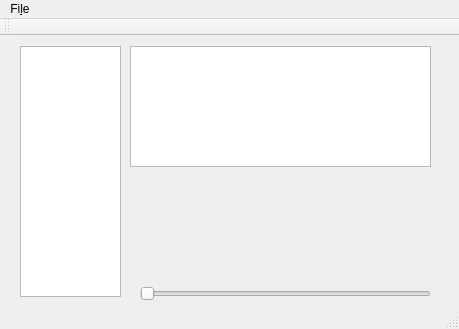
The window that clifview.ui (hendrikschilling/clifview) describes before a commit, drawn with Qt 5.
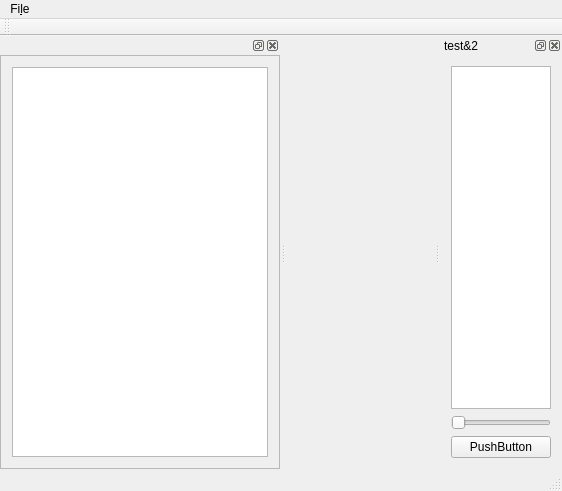
The same window after the commit. Custom widgets are drawn as their Qt base class.

```diff
--- a/clifview.ui
+++ b/clifview.ui
@@ -6,76 +6,20 @@
    <rect>
     <x>0</x>
     <y>0</y>
-    <width>459</width>
-    <height>329</height>
+    <width>562</width>
+    <height>491</height>
    </rect>
   </property>
   <property name="windowTitle">
    <string>ClifView</string>
   </property>
-  <widget class="QWidget" name="centralWidget">
-   <widget class="QGraphicsView" name="mainView">
-    <property name="geometry">
-     <rect>
-      <x>130</x>
-      <y>10</y>
-      <width>301</width>
-      <height>121</height>
-     </rect>
-    </property>
-   </widget>
-   <widget class="QListWidget" name="datasetList">
-    <property name="geometry">
-     <rect>
-      <x>20</x>
-      <y>10</y>
-      <width>101</width>
-      <height>251</height>
-     </rect>
-    </property>
-   </widget>
-   <widget class="QSlider" name="datasetSlider">
-    <property name="geometry">
-     <rect>
-      <x>140</x>
-      <y>250</y>
-      <width>291</width>
-      <height>16</height>
-     </rect>
-    </property>
-    <property name="orientation">
-     <enum>Qt::Horizontal</enum>
-    </property>
-   </widget>
-   <widget class="QLabel" name="viewer">
-    <property name="geometry">
-     <rect>
-      <x>140</x>
-      <y>140</y>
-      <width>261</width>
-      <height>101</height>
-     </rect>
-    </property>
-    <property name="frameShape">
-     <enum>QFrame::NoFrame</enum>
-    </property>
-    <property name="frameShadow">
-     <enum>QFrame::Plain</enum>
-    </property>
-    <property name="text">
-     <string/>
-    </property>
-    <property name="scaledContents">
-     <bool>true</bool>
-    </property>
-   </widget>
-  </widget>
+  <widget class="QWidget" name="centralWidget"/>
   <widget class="QMenuBar" name="Menu">
    <property name="geometry">
     <rect>
      <x>0</x>
      <y>0</y>
-     <width>459</width>
+     <width>562</width>
      <height>19</height>
     </rect>
    </property>
@@ -97,6 +41,100 @@
    </attribute>
   </widget>
   <widget class="QStatusBar" name="statusBar"/>
+  <widget class="QDockWidget" name="dockWidget">
+   <property name="sizePolicy">
+    <sizepolicy hsizetype="Expanding" vsizetype="Expanding">
+     <horstretch>0</horstretch>
+     <verstretch>0</verstretch>
+    </sizepolicy>
+   </property>
+   <property name="windowTitle">
+    <string>test&amp;2</string>
+   </property>
+   <attribute name="dockWidgetArea">
+    <number>2</number>
+   </attribute>
+   <widget class="QWidget" name="dockWidgetContents_2">
+    <property name="sizePolicy">
+     <sizepolicy hsizetype="Expanding" vsizetype="Expanding">
+      <horstretch>0</horstretch>
+      <verstretch>0</verstretch>
+     </sizepolicy>
+    </property>
+    <layout class="QVBoxLayout" name="verticalLayout">
+     <item>
+      <widget class="ScaledQGraphicsView" name="viewer">
+       <property name="sizePolicy">
+        <sizepolicy hsizetype="Expanding" vsizetype="Expanding">
+         <horstretch>0</horstretch>
+         <verstretch>0</verstretch>
+        </sizepolicy>
+       </property>
+       <property name="sizeAdjustPolicy">
+        <enum>QAbstractScrollArea::AdjustToContents</enum>
+       </property>
+       <property name="dragMode">
+        <enum>QGraphicsView::ScrollHandDrag</enum>
+       </property>
+      </widget>
+     </item>
+     <item>
+      <widget class="QSlider" name="datasetSlider">
+       <property name="orientation">
+        <enum>Qt::Horizontal</enum>
+       </property>
+      </widget>
+     </item>
+     <item>
+      <layout class="QHBoxLayout" name="horizontalLayout">
+       <item>
+        <widget class="QPushButton" name="pushFit">
+         <property name="text">
+          <string>PushButton</string>
+         </property>
+        </widget>
+       </item>
+      </layout>
+     </item>
+    </layout>
+   </widget>
+  </widget>
+  <widget class="QDockWidget" name="dockWidget_2">
+   <attribute name="dockWidgetArea">
+    <number>1</number>
+   </attribute>
+   <widget class="QWidget" name="dockWidgetContents">
+    <layout class="QGridLayout" name="gridLayout">
+     <property name="leftMargin">
+      <number>0</number>
+     </property>
+     <property name="topMargin">
+      <number>0</number>
+     </property>
+     <property name="rightMargin">
+      <number>0</number>
+     </property>
+     <property name="bottomMargin">
+      <number>0</number>
+     </property>
+     <item row="0" column="0">
+      <widget class="QFrame" name="frame">
+       <property name="frameShape">
+        <enum>QFrame::StyledPanel</enum>
+       </property>
+       <property name="frameShadow">
+        <enum>QFrame::Raised</enum>
+       </property>
+       <layout class="QGridLayout" name="gridLayout_2">
+        <item row="0" column="0">
+         <widget class="QListWidget" name="datasetList"/>
+        </item>
+       </layout>
+      </widget>
+     </item>
+    </layout>
+   </widget>
+  </widget>
   <action name="actionOpen">
    <property name="text">
     <string>&amp;Open</string>
@@ -107,6 +145,13 @@
   </action>
  </widget>
  <layoutdefault spacing="6" margin="11"/>
+ <customwidgets>
+  <customwidget>
+   <class>ScaledQGraphicsView</class>
+   <extends>QGraphicsView</extends>
+   <header>scaledqgraphicsview.h</header>
+  </customwidget>
+ </customwidgets>
  <resources/>
  <connections/>
 </ui>
```
